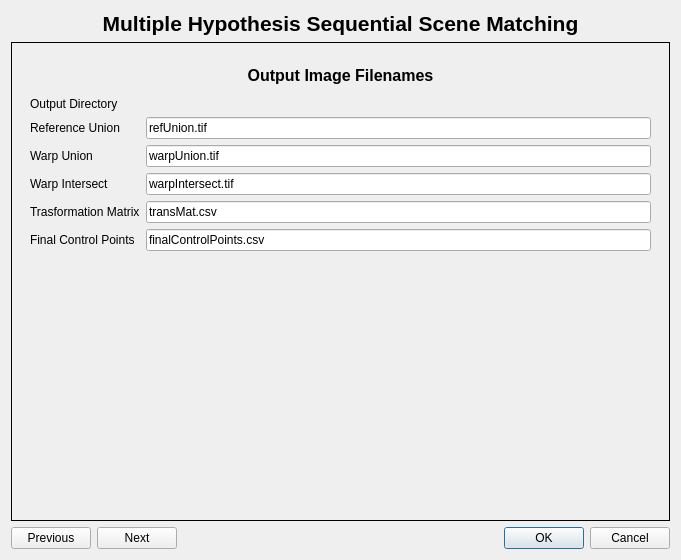
Qt form multihypothesis/multihypothesis_dialog_base.ui (AUGSignals/qgis-plugins) before a commit.
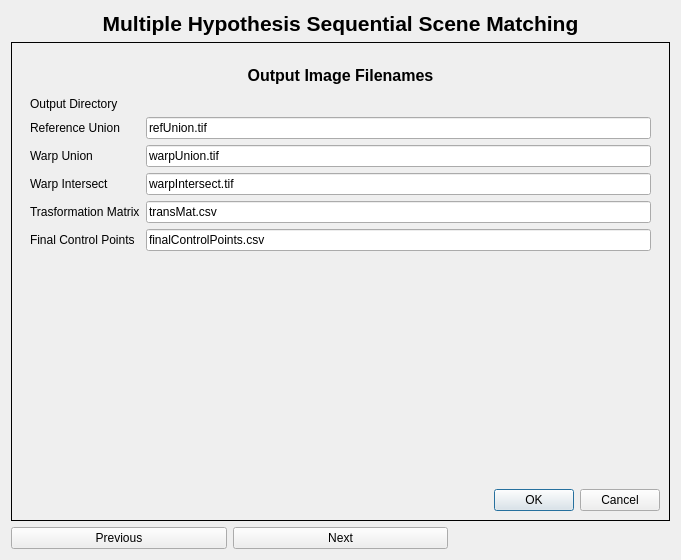
The same form after that commit. The open tabs and pages were chosen to show the change. Custom widgets are drawn as their Qt base class.

```diff
--- a/multihypothesis/multihypothesis_dialog_base.ui
+++ b/multihypothesis/multihypothesis_dialog_base.ui
@@ -759,6 +759,19 @@
          </layout>
         </widget>
        </item>
+       <item row="1" column="0">
+        <widget class="QDialogButtonBox" name="button_box">
+         <property name="orientation">
+          <enum>Qt::Horizontal</enum>
+         </property>
+         <property name="standardButtons">
+          <set>QDialogButtonBox::Cancel|QDialogButtonBox::Ok</set>
+         </property>
+         <property name="centerButtons">
+          <bool>false</bool>
+         </property>
+        </widget>
+       </item>
       </layout>
      </widget>
     </widget>
@@ -777,19 +790,6 @@
      </property>
     </widget>
    </item>
-   <item row="2" column="2">
-    <widget class="QDialogButtonBox" name="button_box">
-     <property name="orientation">
-      <enum>Qt::Horizontal</enum>
-     </property>
-     <property name="standardButtons">
-      <set>QDialogButtonBox::Cancel|QDialogButtonBox::Ok</set>
-     </property>
-     <property name="centerButtons">
-      <bool>false</bool>
-     </property>
-    </widget>
-   </item>
    <item row="0" column="0" colspan="3">
     <widget class="QLabel" name="title_label">
      <property name="text">
```
Left out of the diff: 12 changed lines with no effect on the pictures.
